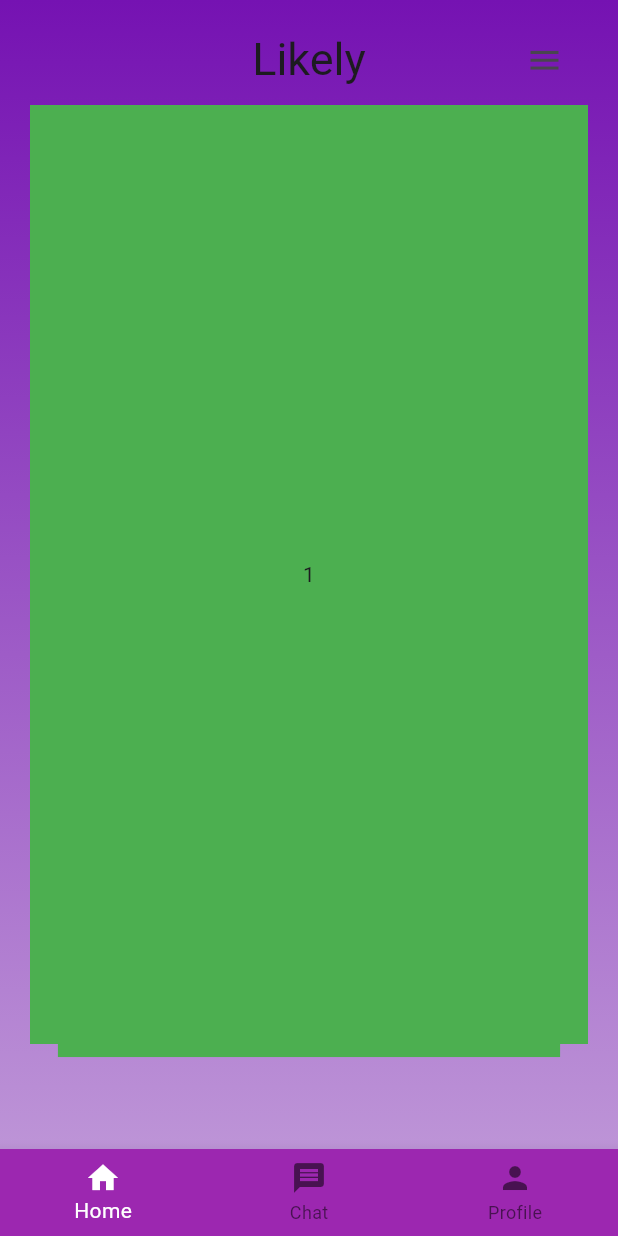
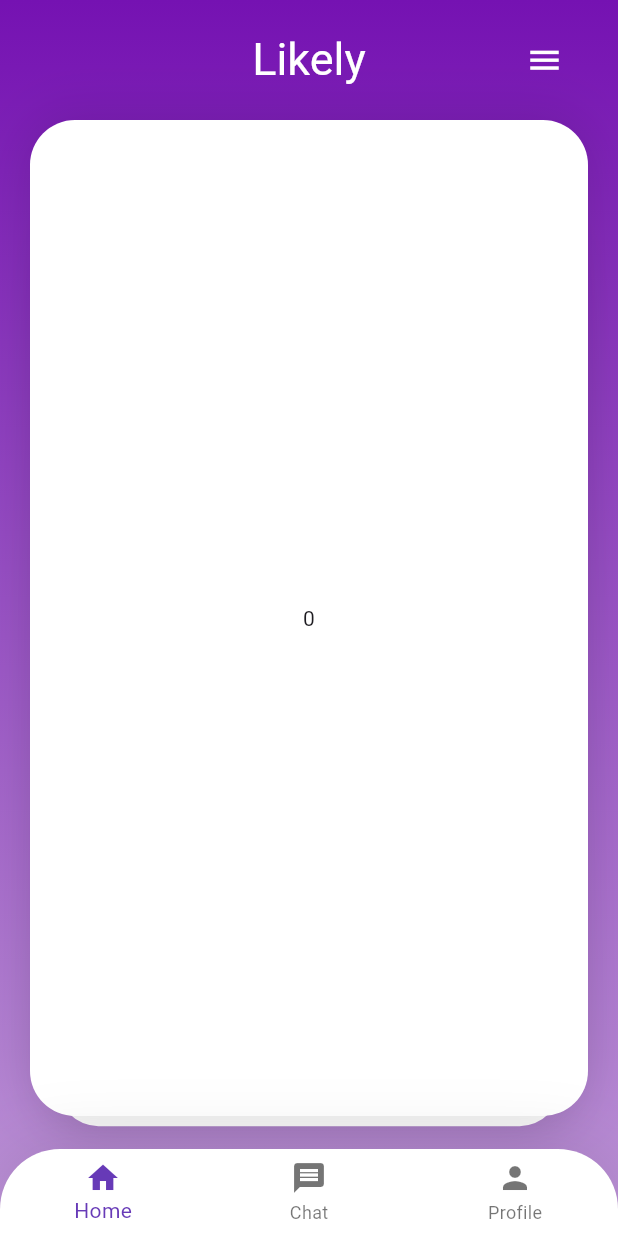
Before and after one commit to rafiizdhr/Likely, a Flutter app: the screen it shows after launch, on a phone screen of 412 x 824 dp. Run offline on Flutter 3.47's test engine with Material 3 defaults, Android fonts, the phone set to English and light mode, and no system bars; drawn by our look-alikes of appinio_swiper; our stand-ins replace firebase_core; accounts and stored records are empty.

Commit message:
percantik bottomnav dan home

```diff
--- a/lib/bottom_navbar.dart
+++ b/lib/bottom_navbar.dart
@@ -49,19 +49,51 @@
   @override
   Widget build(BuildContext context) {
     return Scaffold(
+      extendBody: true,
+      extendBodyBehindAppBar: true,
       body: Provider.of<PageData>(context).display(),
-      bottomNavigationBar: BottomNavigationBar(
-        fixedColor: Colors.white,
-        backgroundColor: Colors.purple,
+      bottomNavigationBar: Container(
+        decoration: BoxDecoration(
+          borderRadius: BorderRadius.only(
+            topRight: Radius.circular(40),
+            topLeft: Radius.circular(40),
+          ),
+          boxShadow: [
+            BoxShadow(
+              color: Colors.black12,
+              spreadRadius: 0.5,
+              blurRadius: 40,
+            ),
+          ],
+        ),
+        child: ClipRRect(
+          borderRadius: BorderRadius.only(
+            topLeft: Radius.circular(40.0),
+            topRight: Radius.circular(40.0),
+          ),
+          child: BottomNavigationBar(
+            fixedColor: Colors.deepPurple,
+            backgroundColor: Colors.white,
             onTap: (value) {
               Provider.of<PageData>(context, listen: false).changeIndex(value);
             },
             currentIndex: Provider.of<PageData>(context, listen: false).idxPage,
             items: [
-          BottomNavigationBarItem(icon: Icon(Icons.home), label: "Home"),
-          BottomNavigationBarItem(icon: Icon(Icons.message), label: "Chat"),
-          BottomNavigationBarItem(icon: Icon(Icons.person), label: "Profile"),
+              BottomNavigationBarItem(
+                icon: Icon(Icons.home),
+                label: "Home",
+              ),
+              BottomNavigationBarItem(
+                icon: Icon(Icons.message),
+                label: "Chat",
+              ),
+              BottomNavigationBarItem(
+                icon: Icon(Icons.person),
+                label: "Profile",
+              ),
             ],
+          ),
+        ),
       ),
     );
   }
--- a/lib/home_screen.dart
+++ b/lib/home_screen.dart
@@ -1,5 +1,3 @@
-import 'dart:math';
-
 import 'package:appinio_swiper/appinio_swiper.dart';
 import 'package:flutter/material.dart';
 
@@ -16,11 +14,11 @@
     var lebar = MediaQuery.of(context).size.width;
     var tinggi = MediaQuery.of(context).size.height;
 
-    return SafeArea(
-      child: Scaffold(
+    return Scaffold(
       extendBody: true,
       extendBodyBehindAppBar: true,
        appBar: AppBar(
+        foregroundColor: Colors.white,
         toolbarHeight: 80,
         actions: [
           Padding(
@@ -43,7 +41,7 @@
         height: tinggi,
         width: lebar,
         child: Padding(
-            padding: const EdgeInsets.symmetric(horizontal: 20, vertical: 70),
+          padding: const EdgeInsets.symmetric(horizontal: 20, vertical: 80),
           child: Example(),
         ),
         decoration: const BoxDecoration(
@@ -57,22 +55,19 @@
           ),
         ),
       ),
-      ),
     );
   }
 }
 
 class Example extends StatelessWidget {
-  List<Color> kolor = [Colors.blue, Colors.green, Colors.yellow];
-
   Example({super.key});
+    List<Kartu> woy = List.generate(
+      10,
+      (index) => Kartu(warna: Colors.white, teks: index.toString(),),
+    );
 
   @override
   Widget build(BuildContext context) {
-    List<Kartu> woy = List.generate(
-      10,
-      (index) => Kartu(warna: kolor[Random().nextInt(3)]),
-    );
 
     return AppinioSwiper(
       cardsCount: 10,
@@ -93,15 +88,20 @@
 
 class Kartu extends StatelessWidget {
   Color warna;
+  String teks;
 
-  Kartu({super.key, required this.warna});
+  Kartu({super.key, required this.warna, required this.teks});
 
   @override
   Widget build(BuildContext context) {
     return Container(
+      decoration: BoxDecoration(
+        borderRadius: BorderRadius.circular(30),
+        color: warna,
+        boxShadow: [BoxShadow(color: Colors.black12, spreadRadius: 1, blurRadius: 30)]
+      ),
       alignment: Alignment.center,
-      child: const Text('1'),
-      color: warna,
+      child: Text(teks),
     );
   }
 }
--- a/pubspec.yaml
+++ b/pubspec.yaml
@@ -35,7 +35,6 @@
   # The following adds the Cupertino Icons font to your application.
   # Use with the CupertinoIcons class for iOS style icons.
   cupertino_icons: ^1.0.2
-  flutter_card_swiper: ^6.0.0
   appinio_swiper: ^2.0.3
   firebase_core: ^2.22.0
   provider:
```
Also changed, not shown: pubspec.lock, 2 other files. Lines whose indentation alone changed are shown as unchanged.
